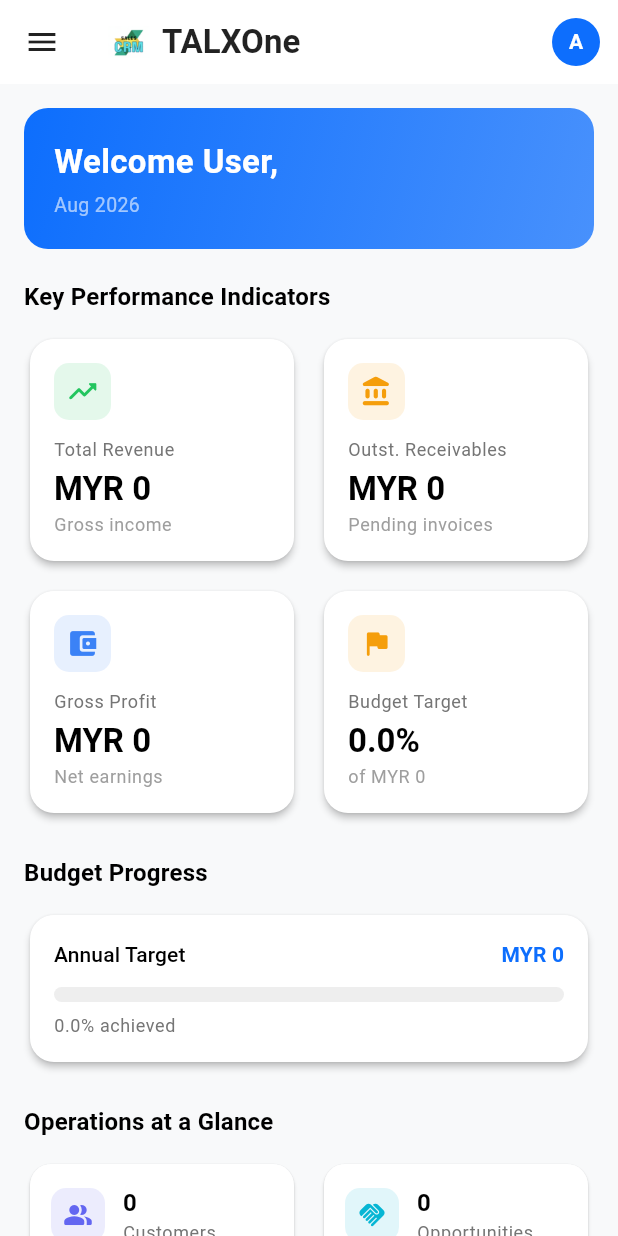
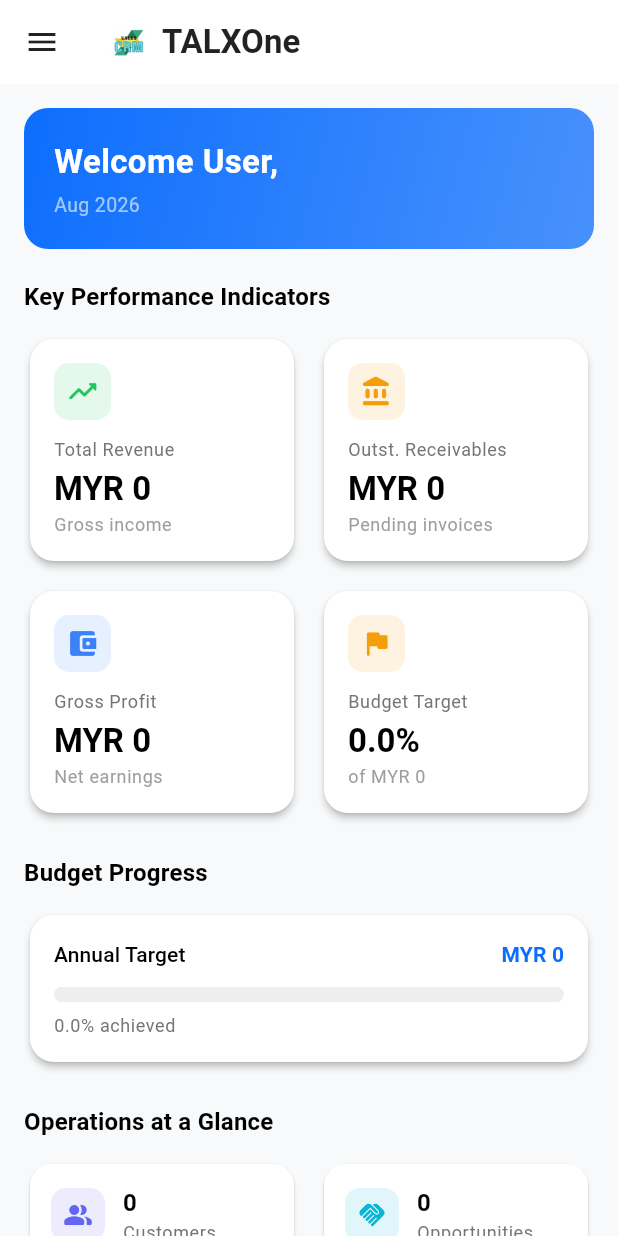
Before and after one commit to torichoudhury/SalesCRM, a Flutter app: the DashboardScreen screen opened directly, on a phone screen of 412 x 824 dp. Run offline on Flutter 3.47's test engine with Material 3 defaults, Android fonts, the phone set to English and light mode, and no system bars; our stand-ins replace flutter_riverpod, shared_preferences; accounts and stored records are empty; network calls fail.

```diff
--- a/mobile_app/lib/screens/dashboard_screen.dart
+++ b/mobile_app/lib/screens/dashboard_screen.dart
@@ -30,19 +30,6 @@ class DashboardScreen extends ConsumerWidget {
           ],
         ),
         elevation: 0,
-        actions: [
-          Padding(
-            padding: const EdgeInsets.only(right: 12),
-            child: CircleAvatar(
-              radius: 16,
-              backgroundColor: Theme.of(context).colorScheme.primary,
-              child: Text(
-                (authState.username ?? 'A')[0].toUpperCase(),
-                style: const TextStyle(color: Colors.white, fontWeight: FontWeight.bold, fontSize: 14),
-              ),
-            ),
-          ),
-        ],
       ),
       drawer: const AppDrawer(),
       body: dashboardAsync.when(
@@ -81,11 +68,8 @@ class _DashboardContent extends StatelessWidget {
     final kpis = data['kpis'] as Map<String, dynamic>;
     final crm = data['crm_performance'] as Map<String, dynamic>;
     final sales = data['sales_metrics'] as Map<String, dynamic>;
-    final quotes = data['quote_metrics'] as Map<String, dynamic>;
     final budget = data['budget'] as Map<String, dynamic>;
     final now = DateTime.now();
-    final hour = now.hour;
-    final greeting = hour < 12 ? 'Good Morning' : hour < 17 ? 'Good Afternoon' : 'Good Evening';
 
     return RefreshIndicator(
       onRefresh: () async => ref.refresh(dashboardProvider.future),
```
Also changed, not shown: mobile_app/lib/providers/auth_provider.dart (+12 -4 lines), mobile_app/lib/screens/crm_screen.dart (+6 -4 lines), mobile_app/lib/screens/login_screen.dart (+35 -3 lines).
